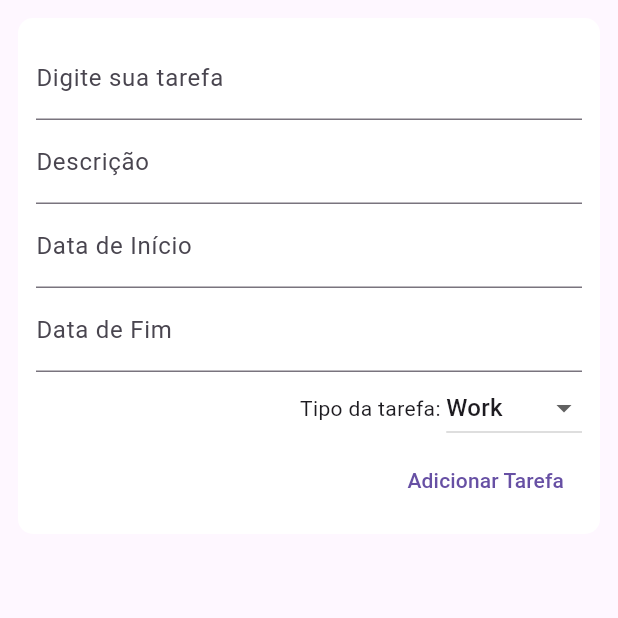
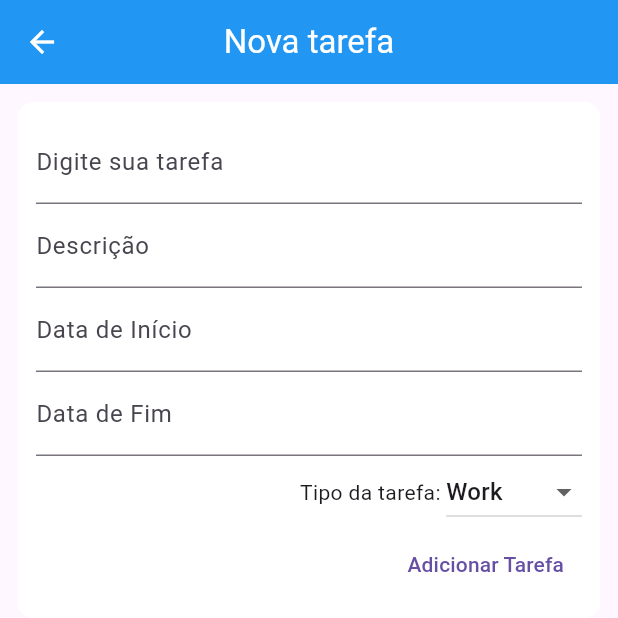
Before and after one commit to MarcosCompUff/task-list, a Flutter app: the NewTaskPage screen opened directly with empty values, on a phone screen of 412 x 824 dp, the top half of it. Run offline on Flutter 3.47's test engine with Material 3 defaults, Android fonts, the phone set to English and light mode, and no system bars; our stand-ins replace shared_preferences, sqflite; accounts and stored records are empty.

Commit message:
appbar adicionada a new task page

```diff
--- a/lib/pages/new_task.dart
+++ b/lib/pages/new_task.dart
@@ -289,7 +289,15 @@ class _NewTaskPageState extends State<NewTaskPage> {
   @override
   Widget build(BuildContext context) {
     return Scaffold(
-      // Restante do seu código...
+      appBar: AppBar(
+        iconTheme: const IconThemeData(color: Colors.white),
+        title: const Text(
+        "Nova tarefa",
+        style: TextStyle(color: Colors.white),
+        ),
+        centerTitle: true,
+        backgroundColor: Colors.blue
+      ),
       body: Padding(
         padding: const EdgeInsets.all(12.0),
         child: ClipRRect(
```
